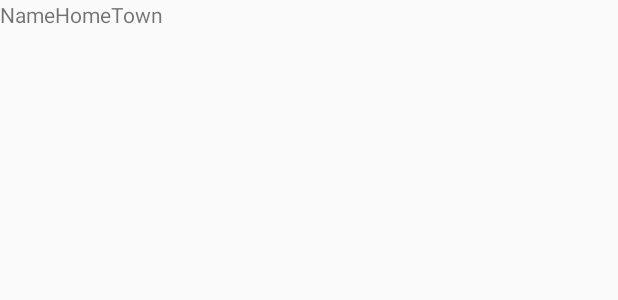
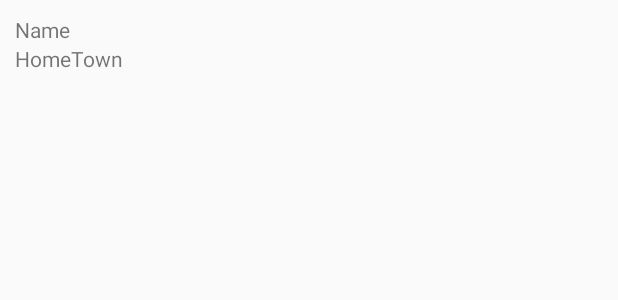
Before and after one commit to danidin26/OfficeHours, an Android app: the layout item_office_hours.xml on its own in the app's theme, with its tools: preview values and no code run, on a phone screen of 412 x 824 dp. Shown: the top 300 px of the screen. Run offline under Robolectric (Android 15) with nearby library versions, the phone set to English and light mode, and no system bars.

Commit message:
UI changes

```diff
--- a/app/src/main/res/layout/item_office_hours.xml
+++ b/app/src/main/res/layout/item_office_hours.xml
@@ -1,7 +1,9 @@
 <?xml version="1.0" encoding="utf-8"?>
 <LinearLayout xmlns:android="http://schemas.android.com/apk/res/android"
     android:layout_width="match_parent"
-    android:layout_height="match_parent">
+    android:layout_height="match_parent"
+    android:layout_margin="10dp"
+    android:orientation="vertical">
     <TextView
         android:id="@+id/tvDate"
         android:layout_width="wrap_content"
```
Also changed, not shown: app/src/main/res/layout/activity_stats.xml (+7 -19 lines).
